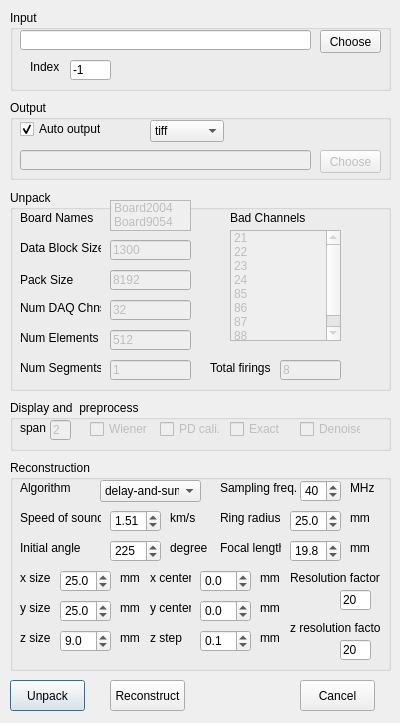
The window that configDialog.ui (lirenzhucn/PACT_code) describes before a commit, drawn with Qt 5.
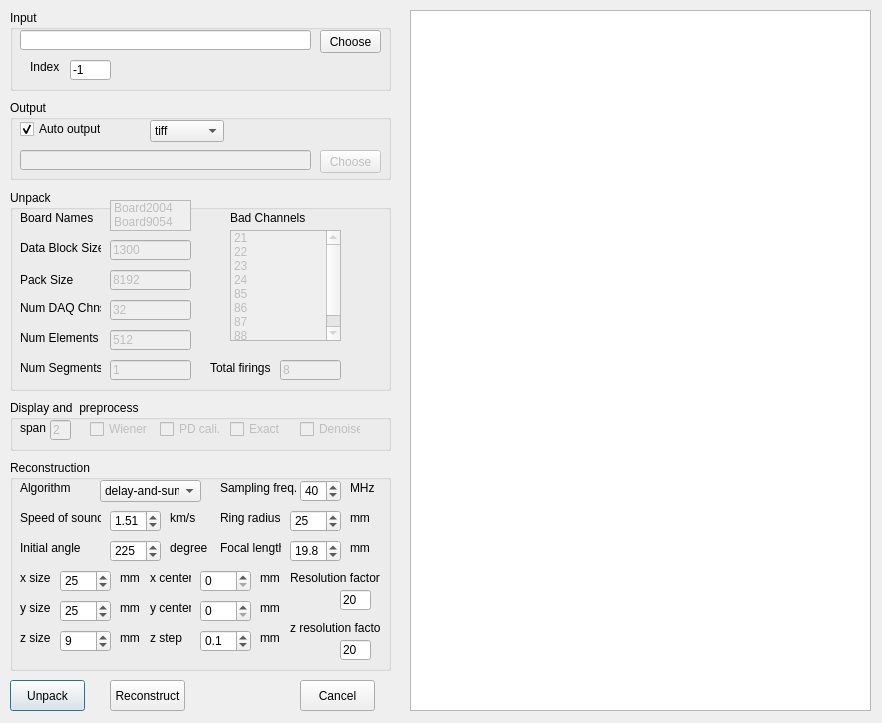
The same window after the commit.

Commit message: Implemented unpack and 2d recon for the gui version

The edit to the form file:
```diff
--- a/configDialog.ui
+++ b/configDialog.ui
@@ -6,7 +6,7 @@
    <rect>
     <x>0</x>
     <y>0</y>
-    <width>400</width>
+    <width>882</width>
     <height>723</height>
    </rect>
   </property>
@@ -693,7 +693,7 @@
      <string>x size</string>
     </property>
    </widget>
-   <widget class="QDoubleSpinBox" name="mSpnXSize">
+   <widget class="QSpinBox" name="mSpnXSize">
     <property name="geometry">
      <rect>
       <x>50</x>
@@ -702,11 +702,8 @@
       <height>22</height>
      </rect>
     </property>
-    <property name="decimals">
-     <number>1</number>
-    </property>
     <property name="value">
-     <double>25.000000000000000</double>
+     <number>25</number>
     </property>
    </widget>
    <widget class="QLabel" name="lb15">
@@ -748,7 +745,7 @@
      <string>mm</string>
     </property>
    </widget>
-   <widget class="QDoubleSpinBox" name="mSpnYSize">
+   <widget class="QSpinBox" name="mSpnYSize">
     <property name="geometry">
      <rect>
       <x>50</x>
@@ -757,11 +754,8 @@
       <height>22</height>
      </rect>
     </property>
-    <property name="decimals">
-     <number>1</number>
-    </property>
     <property name="value">
-     <double>25.000000000000000</double>
+     <number>25</number>
     </property>
    </widget>
    <widget class="QLabel" name="lb18">
@@ -790,7 +784,7 @@
      <string>mm</string>
     </property>
    </widget>
-   <widget class="QDoubleSpinBox" name="mSpnZSize">
+   <widget class="QSpinBox" name="mSpnZSize">
     <property name="geometry">
      <rect>
       <x>50</x>
@@ -799,11 +793,8 @@
       <height>22</height>
      </rect>
     </property>
-    <property name="decimals">
-     <number>1</number>
-    </property>
     <property name="value">
-     <double>9.000000000000000</double>
+     <number>9</number>
     </property>
    </widget>
    <widget class="QLabel" name="lb20">
@@ -832,7 +823,7 @@
      <string>mm</string>
     </property>
    </widget>
-   <widget class="QDoubleSpinBox" name="mSpnXCenter">
+   <widget class="QSpinBox" name="mSpnXCenter">
     <property name="geometry">
      <rect>
       <x>190</x>
@@ -841,18 +832,6 @@
       <height>22</height>
      </rect>
     </property>
-    <property name="decimals">
-     <number>1</number>
-    </property>
-    <property name="minimum">
-     <double>-50.000000000000000</double>
-    </property>
-    <property name="maximum">
-     <double>50.000000000000000</double>
-    </property>
-    <property name="value">
-     <double>0.000000000000000</double>
-    </property>
    </widget>
    <widget class="QLabel" name="lb22">
     <property name="geometry">
@@ -867,7 +846,7 @@
      <string>y center</string>
     </property>
    </widget>
-   <widget class="QDoubleSpinBox" name="mSpnYCenter">
+   <widget class="QSpinBox" name="mSpnYCenter">
     <property name="geometry">
      <rect>
       <x>190</x>
@@ -876,18 +855,6 @@
       <height>22</height>
      </rect>
     </property>
-    <property name="decimals">
-     <number>1</number>
-    </property>
-    <property name="minimum">
-     <double>-50.000000000000000</double>
-    </property>
-    <property name="maximum">
-     <double>50.000000000000000</double>
-    </property>
-    <property name="value">
-     <double>0.000000000000000</double>
-    </property>
    </widget>
    <widget class="QLabel" name="lb23">
     <property name="geometry">
@@ -960,7 +927,7 @@
      <string>Ring radius</string>
     </property>
    </widget>
-   <widget class="QDoubleSpinBox" name="mSpnR">
+   <widget class="QSpinBox" name="mSpnR">
     <property name="geometry">
      <rect>
       <x>280</x>
@@ -969,17 +936,8 @@
       <height>22</height>
      </rect>
     </property>
-    <property name="decimals">
-     <number>1</number>
-    </property>
-    <property name="minimum">
-     <double>0.000000000000000</double>
-    </property>
-    <property name="maximum">
-     <double>50.000000000000000</double>
-    </property>
     <property name="value">
-     <double>25.000000000000000</double>
+     <number>25</number>
     </property>
    </widget>
    <widget class="QLabel" name="lb27">
@@ -1195,6 +1153,25 @@
     <bool>false</bool>
    </property>
   </widget>
+  <widget class="QTextEdit" name="mEditLog">
+   <property name="geometry">
+    <rect>
+     <x>410</x>
+     <y>10</y>
+     <width>461</width>
+     <height>701</height>
+    </rect>
+   </property>
+   <property name="font">
+    <font>
+     <family>Consolas</family>
+     <pointsize>10</pointsize>
+    </font>
+   </property>
+   <property name="readOnly">
+    <bool>true</bool>
+   </property>
+  </widget>
  </widget>
  <resources/>
  <connections/>
```
The commit also changes 1 other file.
